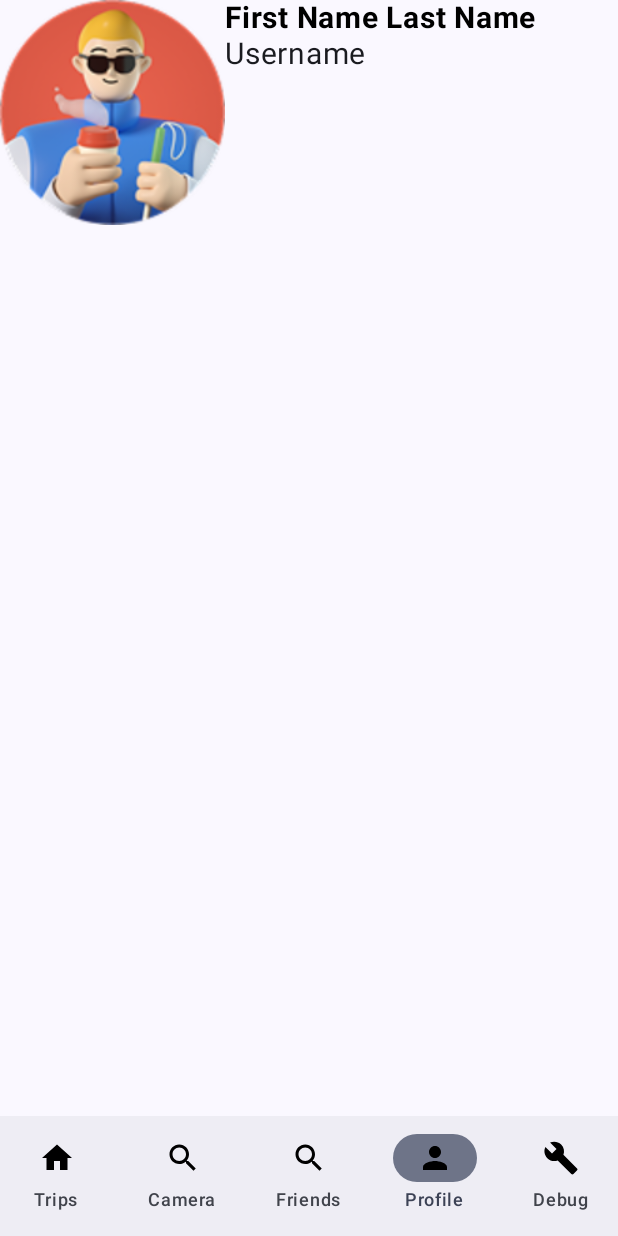
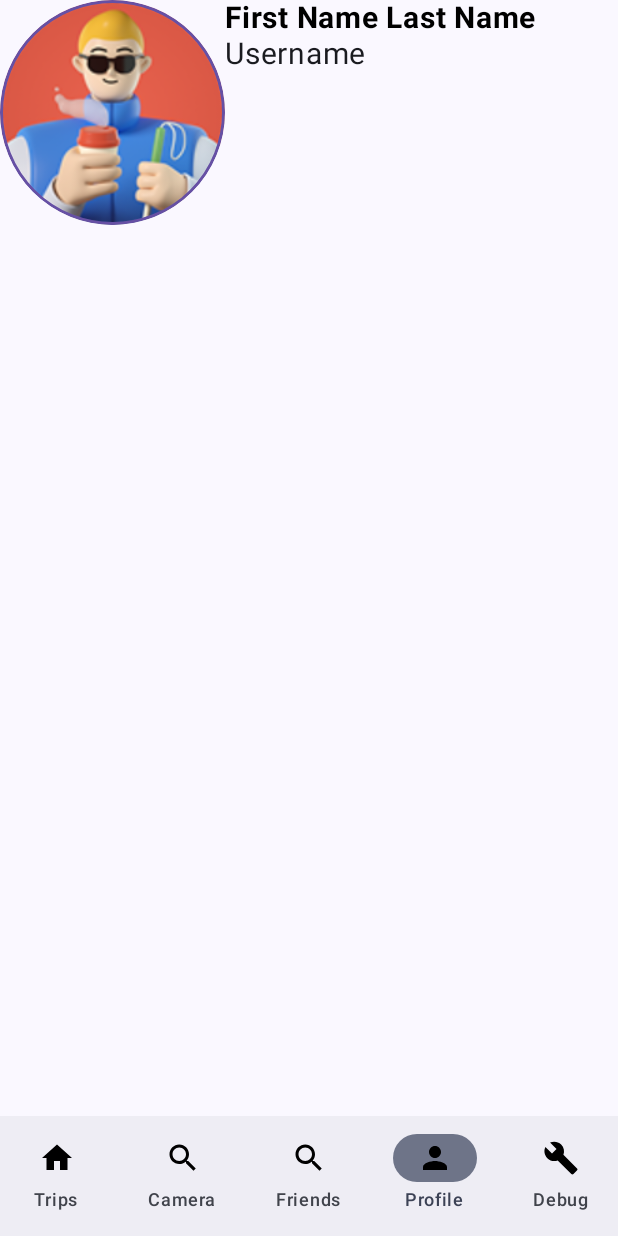
Before and after one commit to MetisArom/the-clankers, an Android app built with Jetpack Compose: the ProfileScreen screen opened through its navigation route, on a phone screen of 412 x 824 dp. Run offline under Robolectric (Android 15) with nearby library versions, the phone set to English and light mode, and no system bars; pictures from the network do not load.

Commit message:
SimpleImage

```diff
--- a/TripView/app/src/main/java/theclankers/tripview/ui/components/Image.kt
+++ b/TripView/app/src/main/java/theclankers/tripview/ui/components/Image.kt
@@ -4,3 +4,42 @@ package theclankers.tripview.ui.components
 // Used for consistency, probably just a wrapper for a simpler image component
 // Takes as input just source
 // exposes onClick functionality
+
+import androidx.compose.foundation.Image
+import androidx.compose.foundation.clickable
+import androidx.compose.runtime.Composable
+import androidx.compose.ui.Modifier
+import androidx.compose.ui.layout.ContentScale
+import androidx.compose.ui.res.painterResource
+import androidx.compose.ui.unit.dp
+import androidx.compose.foundation.shape.CircleShape
+import androidx.compose.ui.draw.clip
+import androidx.compose.foundation.border
+import androidx.compose.ui.graphics.painter.Painter
+import theclankers.tripview.ui.theme.Purple40
+
+@Composable
+fun SimpleImage(
+    source: Int, // Can be a URL (String) or drawable resource (Int)
+    modifier: Modifier = Modifier,
+    contentScale: ContentScale = ContentScale.Crop,
+    onClick: (() -> Unit)? = null
+) {
+    val painter: Painter = when (source) {
+        is Int -> painterResource(id = source) // Local drawable
+        //is String -> rememberAsyncImagePainter(source) // Remote URL
+        else -> throw IllegalArgumentException("Unsupported image source type")
+    }
+
+    Image(
+        painter = painter,
+        contentDescription = null,
+        contentScale = contentScale,
+        modifier = modifier
+            .clip(CircleShape)
+            .border(2.dp, Purple40, CircleShape)
+            .clickable(enabled = onClick != null) {
+                onClick?.invoke()
+            }
+    )
+}
--- a/TripView/app/src/main/java/theclankers/tripview/ui/components/ProfileComponent.kt
+++ b/TripView/app/src/main/java/theclankers/tripview/ui/components/ProfileComponent.kt
@@ -1,14 +1,12 @@
 package theclankers.tripview.ui.components
 
 
-import androidx.compose.foundation.Image
 import androidx.compose.foundation.layout.Column
 import androidx.compose.foundation.layout.Row
 import androidx.compose.foundation.layout.size
 import androidx.compose.material3.Text
 import androidx.compose.runtime.Composable
 import androidx.compose.ui.Modifier
-import androidx.compose.ui.res.painterResource
 import androidx.compose.ui.unit.dp
 import androidx.compose.ui.unit.sp
 import theclankers.tripview.R
@@ -19,13 +17,8 @@ import theclankers.tripview.R
 
 @Composable
 fun ProfileComponent( user_id: Int){
-    val image = painterResource(R.drawable.profile_picture)
     Row {
-        Image(
-            painter = image,
-            contentDescription = null,
-            modifier = Modifier.size(150.dp)
-        )
+        SimpleImage(R.drawable.profile_picture, modifier= Modifier.size(150.dp))
         Column(){
             // change to input based on the user ID from the backend
             HeaderText("First Name Last Name")
--- a/TripView/app/src/main/java/theclankers/tripview/ui/navigation/ScreenDefinitions.kt
+++ b/TripView/app/src/main/java/theclankers/tripview/ui/navigation/ScreenDefinitions.kt
@@ -1,4 +1,5 @@
 package theclankers.tripview.ui.navigation
+
 
 
 import androidx.compose.material3.Button
@@ -15,7 +16,7 @@ fun CameraScreen(navController: NavHostController) { Button(onClick = {
 fun FriendsScreen() { Text("Friends Screen") }
 @Composable
 fun ProfileScreen() {
-    ProfileComponent(1)
+        ProfileComponent(1)
 }
 
 @Composable
```
